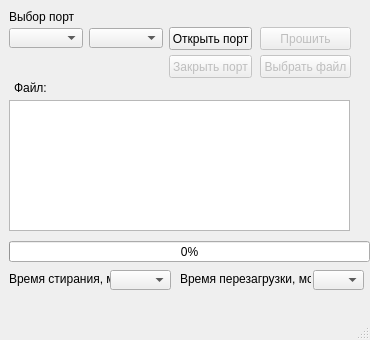
Above: Serial_Qt.ui from Khmol/Loader before the change. Below: the same form after it.
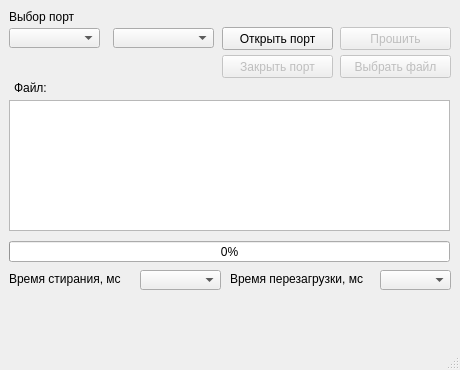
That is the form after the change. Icons and pictures are not drawn.

```diff
--- a/Serial_Qt.ui
+++ b/Serial_Qt.ui
@@ -6,20 +6,20 @@
    <rect>
     <x>0</x>
     <y>0</y>
-    <width>370</width>
-    <height>340</height>
+    <width>460</width>
+    <height>370</height>
    </rect>
   </property>
   <property name="minimumSize">
    <size>
-    <width>370</width>
-    <height>340</height>
+    <width>460</width>
+    <height>370</height>
    </size>
   </property>
   <property name="maximumSize">
    <size>
-    <width>370</width>
-    <height>340</height>
+    <width>460</width>
+    <height>370</height>
    </size>
   </property>
   <property name="windowTitle">
@@ -37,9 +37,9 @@
     </property>
     <property name="geometry">
      <rect>
-      <x>260</x>
+      <x>340</x>
       <y>55</y>
-      <width>91</width>
+      <width>111</width>
       <height>23</height>
      </rect>
     </property>
@@ -66,9 +66,9 @@
     </property>
     <property name="geometry">
      <rect>
-      <x>260</x>
+      <x>340</x>
       <y>27</y>
-      <width>91</width>
+      <width>111</width>
       <height>23</height>
      </rect>
     </property>
@@ -81,7 +81,7 @@
      <rect>
       <x>9</x>
       <y>100</y>
-      <width>341</width>
+      <width>441</width>
       <height>131</height>
      </rect>
     </property>
@@ -95,9 +95,9 @@
    <widget class="QComboBox" name="comboBox_Baudrate">
     <property name="geometry">
      <rect>
-      <x>89</x>
+      <x>113</x>
       <y>28</y>
-      <width>74</width>
+      <width>101</width>
       <height>20</height>
      </rect>
     </property>
@@ -107,7 +107,7 @@
      <rect>
       <x>9</x>
       <y>28</y>
-      <width>74</width>
+      <width>91</width>
       <height>20</height>
      </rect>
     </property>
@@ -128,9 +128,9 @@
    <widget class="QPushButton" name="pushButton_open_COM">
     <property name="geometry">
      <rect>
-      <x>169</x>
+      <x>222</x>
       <y>27</y>
-      <width>83</width>
+      <width>111</width>
       <height>23</height>
      </rect>
     </property>
@@ -143,7 +143,7 @@
      <rect>
       <x>9</x>
       <y>241</y>
-      <width>361</width>
+      <width>441</width>
       <height>21</height>
      </rect>
     </property>
@@ -160,9 +160,9 @@
     </property>
     <property name="geometry">
      <rect>
-      <x>169</x>
+      <x>222</x>
       <y>55</y>
-      <width>83</width>
+      <width>111</width>
       <height>23</height>
      </rect>
     </property>
@@ -175,7 +175,7 @@
      <rect>
       <x>9</x>
       <y>271</y>
-      <width>101</width>
+      <width>131</width>
       <height>16</height>
      </rect>
     </property>
@@ -186,9 +186,9 @@
    <widget class="QComboBox" name="comboBox_Erase_Time">
     <property name="geometry">
      <rect>
-      <x>110</x>
+      <x>140</x>
       <y>270</y>
-      <width>61</width>
+      <width>81</width>
       <height>20</height>
      </rect>
     </property>
@@ -196,9 +196,9 @@
    <widget class="QLabel" name="label_Reset_Time">
     <property name="geometry">
      <rect>
-      <x>180</x>
+      <x>230</x>
       <y>271</y>
-      <width>131</width>
+      <width>151</width>
       <height>16</height>
      </rect>
     </property>
@@ -209,9 +209,9 @@
    <widget class="QComboBox" name="comboBox_Reset_Time">
     <property name="geometry">
      <rect>
-      <x>313</x>
+      <x>380</x>
       <y>270</y>
-      <width>51</width>
+      <width>71</width>
       <height>20</height>
      </rect>
     </property>
```
Left out of the diff: 4 changed lines with no effect on the pictures.
